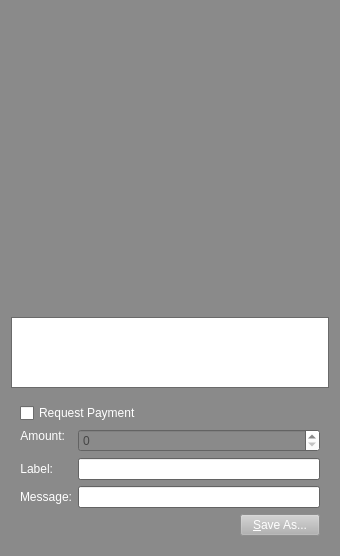
Qt form src/qt/forms/qrcodedialog.ui (Sterlingcoin/Sterlingcoin-1.5.1.1-Lite-Edition-Linux-Source) before a commit.
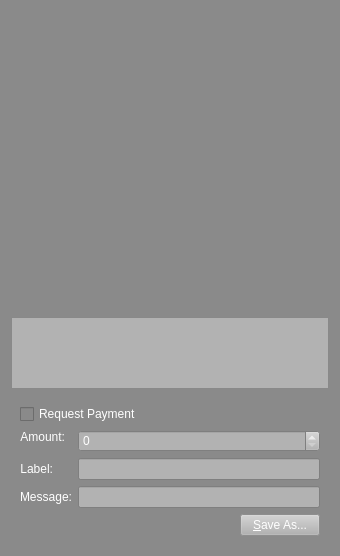
The same form after that commit. Custom widgets are drawn as their Qt base class.

What changed in the file:
```diff
--- a/src/qt/forms/qrcodedialog.ui
+++ b/src/qt/forms/qrcodedialog.ui
@@ -474,27 +474,54 @@
         <colorrole role="WindowText">
          <brush brushstyle="SolidPattern">
           <color alpha="255">
-           <red>90</red>
-           <green>104</green>
-           <blue>118</blue>
+           <red>64</red>
+           <green>0</green>
+           <blue>255</blue>
+          </color>
+         </brush>
+        </colorrole>
+        <colorrole role="Button">
+         <brush brushstyle="SolidPattern">
+          <color alpha="255">
+           <red>178</red>
+           <green>178</green>
+           <blue>178</blue>
           </color>
          </brush>
         </colorrole>
         <colorrole role="Text">
          <brush brushstyle="SolidPattern">
           <color alpha="255">
-           <red>90</red>
-           <green>104</green>
-           <blue>118</blue>
+           <red>64</red>
+           <green>0</green>
+           <blue>255</blue>
           </color>
          </brush>
         </colorrole>
         <colorrole role="ButtonText">
          <brush brushstyle="SolidPattern">
           <color alpha="255">
-           <red>90</red>
-           <green>104</green>
-           <blue>118</blue>
+           <red>64</red>
+           <green>0</green>
+           <blue>255</blue>
+          </color>
+         </brush>
+        </colorrole>
+        <colorrole role="Base">
+         <brush brushstyle="SolidPattern">
+          <color alpha="255">
+           <red>178</red>
+           <green>178</green>
+           <blue>178</blue>
+          </color>
+         </brush>
+        </colorrole>
+        <colorrole role="Window">
+         <brush brushstyle="SolidPattern">
+          <color alpha="255">
+           <red>178</red>
+           <green>178</green>
+           <blue>178</blue>
           </color>
          </brush>
         </colorrole>
@@ -512,27 +539,54 @@
         <colorrole role="WindowText">
          <brush brushstyle="SolidPattern">
           <color alpha="255">
-           <red>90</red>
-           <green>104</green>
-           <blue>118</blue>
+           <red>64</red>
+           <green>0</green>
+           <blue>255</blue>
+          </color>
+         </brush>
+        </colorrole>
+        <colorrole role="Button">
+         <brush brushstyle="SolidPattern">
+          <color alpha="255">
+           <red>178</red>
+           <green>178</green>
+           <blue>178</blue>
           </color>
          </brush>
         </colorrole>
         <colorrole role="Text">
          <brush brushstyle="SolidPattern">
           <color alpha="255">
-           <red>90</red>
-           <green>104</green>
-           <blue>118</blue>
+           <red>64</red>
+           <green>0</green>
+           <blue>255</blue>
           </color>
          </brush>
         </colorrole>
         <colorrole role="ButtonText">
          <brush brushstyle="SolidPattern">
           <color alpha="255">
-           <red>90</red>
-           <green>104</green>
-           <blue>118</blue>
+           <red>64</red>
+           <green>0</green>
+           <blue>255</blue>
+          </color>
+         </brush>
+        </colorrole>
+        <colorrole role="Base">
+         <brush brushstyle="SolidPattern">
+          <color alpha="255">
+           <red>178</red>
+           <green>178</green>
+           <blue>178</blue>
+          </color>
+         </brush>
+        </colorrole>
+        <colorrole role="Window">
+         <brush brushstyle="SolidPattern">
+          <color alpha="255">
+           <red>178</red>
+           <green>178</green>
+           <blue>178</blue>
           </color>
          </brush>
         </colorrole>
@@ -550,27 +604,54 @@
         <colorrole role="WindowText">
          <brush brushstyle="SolidPattern">
           <color alpha="255">
-           <red>69</red>
-           <green>69</green>
-           <blue>69</blue>
+           <red>64</red>
+           <green>0</green>
+           <blue>255</blue>
+          </color>
+         </brush>
+        </colorrole>
+        <colorrole role="Button">
+         <brush brushstyle="SolidPattern">
+          <color alpha="255">
+           <red>178</red>
+           <green>178</green>
+           <blue>178</blue>
           </color>
          </brush>
         </colorrole>
         <colorrole role="Text">
          <brush brushstyle="SolidPattern">
           <color alpha="255">
-           <red>69</red>
-           <green>69</green>
-           <blue>69</blue>
+           <red>64</red>
+           <green>0</green>
+           <blue>255</blue>
           </color>
          </brush>
         </colorrole>
         <colorrole role="ButtonText">
          <brush brushstyle="SolidPattern">
           <color alpha="255">
-           <red>69</red>
-           <green>69</green>
-           <blue>69</blue>
+           <red>64</red>
+           <green>0</green>
+           <blue>255</blue>
+          </color>
+         </brush>
+        </colorrole>
+        <colorrole role="Base">
+         <brush brushstyle="SolidPattern">
+          <color alpha="255">
+           <red>178</red>
+           <green>178</green>
+           <blue>178</blue>
+          </color>
+         </brush>
+        </colorrole>
+        <colorrole role="Window">
+         <brush brushstyle="SolidPattern">
+          <color alpha="255">
+           <red>178</red>
+           <green>178</green>
+           <blue>178</blue>
           </color>
          </brush>
         </colorrole>
@@ -586,6 +667,10 @@
        </disabled>
       </palette>
      </property>
+     <property name="styleSheet">
+      <string notr="true">background-color: rgb(178,178,178);
+color: rgb(255,255,255);</string>
+     </property>
      <property name="tabChangesFocus">
       <bool>true</bool>
      </property>
@@ -608,8 +693,8 @@
            <colorrole role="WindowText">
             <brush brushstyle="SolidPattern">
              <color alpha="255">
-              <red>255</red>
-              <green>255</green>
+              <red>64</red>
+              <green>0</green>
               <blue>255</blue>
              </color>
             </brush>
@@ -626,9 +711,9 @@
            <colorrole role="Text">
             <brush brushstyle="SolidPattern">
              <color alpha="255">
-              <red>0</red>
+              <red>64</red>
               <green>0</green>
-              <blue>0</blue>
+              <blue>255</blue>
              </color>
             </brush>
            </colorrole>
@@ -644,12 +729,30 @@
            <colorrole role="ButtonText">
             <brush brushstyle="SolidPattern">
              <color alpha="255">
-              <red>255</red>
-              <green>255</green>
+              <red>64</red>
+              <green>0</green>
               <blue>255</blue>
              </color>
             </brush>
            </colorrole>
+           <colorrole role="Base">
+            <brush brushstyle="SolidPattern">
+             <color alpha="255">
+              <red>138</red>
+              <green>138</green>
+              <blue>138</blue>
+             </color>
+            </brush>
+           </colorrole>
+           <colorrole role="Window">
+            <brush brushstyle="SolidPattern">
+             <color alpha="255">
+              <red>138</red>
+              <green>138</green>
+              <blue>138</blue>
+             </color>
+            </brush>
+           </colorrole>
            <colorrole role="HighlightedText">
             <brush brushstyle="SolidPattern">
              <color alpha="255">
@@ -673,8 +776,8 @@
            <colorrole role="WindowText">
             <brush brushstyle="SolidPattern">
              <color alpha="255">
-              <red>255</red>
-              <green>255</green>
+              <red>64</red>
+              <green>0</green>
               <blue>255</blue>
              </color>
             </brush>
@@ -691,9 +794,9 @@
            <colorrole role="Text">
             <brush brushstyle="SolidPattern">
              <color alpha="255">
-              <red>0</red>
+              <red>64</red>
               <green>0</green>
-              <blue>0</blue>
+              <blue>255</blue>
              </color>
             </brush>
            </colorrole>
@@ -709,12 +812,30 @@
            <colorrole role="ButtonText">
             <brush brushstyle="SolidPattern">
              <color alpha="255">
-              <red>255</red>
-              <green>255</green>
+              <red>64</red>
+              <green>0</green>
               <blue>255</blue>
              </color>
             </brush>
            </colorrole>
+           <colorrole role="Base">
+            <brush brushstyle="SolidPattern">
+             <color alpha="255">
+              <red>138</red>
+              <green>138</green>
+              <blue>138</blue>
+             </color>
+            </brush>
+           </colorrole>
+           <colorrole role="Window">
+            <brush brushstyle="SolidPattern">
+             <color alpha="255">
+              <red>138</red>
+              <green>138</green>
+              <blue>138</blue>
+             </color>
+            </brush>
+           </colorrole>
            <colorrole role="HighlightedText">
             <brush brushstyle="SolidPattern">
              <color alpha="255">
@@ -738,8 +859,8 @@
            <colorrole role="WindowText">
             <brush brushstyle="SolidPattern">
              <color alpha="255">
-              <red>255</red>
-              <green>255</green>
+              <red>64</red>
+              <green>0</green>
               <blue>255</blue>
              </color>
             </brush>
@@ -756,9 +877,9 @@
            <colorrole role="Text">
             <brush brushstyle="SolidPattern">
              <color alpha="255">
-              <red>0</red>
+              <red>64</red>
               <green>0</green>
-              <blue>0</blue>
+              <blue>255</blue>
              </color>
             </brush>
            </colorrole>
@@ -774,12 +895,30 @@
            <colorrole role="ButtonText">
             <brush brushstyle="SolidPattern">
              <color alpha="255">
-              <red>255</red>
-              <green>255</green>
+              <red>64</red>
+              <green>0</green>
               <blue>255</blue>
              </color>
             </brush>
            </colorrole>
+           <colorrole role="Base">
+            <brush brushstyle="SolidPattern">
+             <color alpha="255">
+              <red>138</red>
+              <green>138</green>
+              <blue>138</blue>
+             </color>
+            </brush>
+           </colorrole>
+           <colorrole role="Window">
+            <brush brushstyle="SolidPattern">
+             <color alpha="255">
+              <red>138</red>
+              <green>138</green>
+              <blue>138</blue>
+             </color>
+            </brush>
+           </colorrole>
            <colorrole role="HighlightedText">
             <brush brushstyle="SolidPattern">
              <color alpha="255">
@@ -802,7 +941,11 @@
          </palette>
         </property>
         <property name="autoFillBackground">
-         <bool>true</bool>
+         <bool>false</bool>
+        </property>
+        <property name="styleSheet">
+         <string notr="true">background-color: rgb(138,138,138);
+color: rgb(255,255,255);</string>
         </property>
         <property name="text">
          <string>Request Payment</string>
@@ -838,21 +981,57 @@
           <property name="palette">
            <palette>
             <active>
+             <colorrole role="WindowText">
+              <brush brushstyle="SolidPattern">
+               <color alpha="255">
+                <red>64</red>
+                <green>0</green>
+                <blue>255</blue>
+               </color>
+              </brush>
+             </colorrole>
+             <colorrole role="Button">
+              <brush brushstyle="SolidPattern">
+               <color alpha="255">
+                <red>178</red>
+                <green>178</green>
+                <blue>178</blue>
+               </color>
+              </brush>
+             </colorrole>
              <colorrole role="Text">
               <brush brushstyle="SolidPattern">
                <color alpha="255">
-                <red>90</red>
-                <green>104</green>
-                <blue>118</blue>
+                <red>64</red>
+                <green>0</green>
+                <blue>255</blue>
                </color>
               </brush>
              </colorrole>
              <colorrole role="ButtonText">
               <brush brushstyle="SolidPattern">
                <color alpha="255">
-                <red>90</red>
-                <green>104</green>
-                <blue>118</blue>
+                <red>64</red>
+                <green>0</green>
+                <blue>255</blue>
+               </color>
+              </brush>
+             </colorrole>
+             <colorrole role="Base">
+              <brush brushstyle="SolidPattern">
+               <color alpha="255">
+                <red>178</red>
+                <green>178</green>
+                <blue>178</blue>
+               </color>
+              </brush>
+             </colorrole>
+             <colorrole role="Window">
+              <brush brushstyle="SolidPattern">
+               <color alpha="255">
+                <red>178</red>
+                <green>178</green>
+                <blue>178</blue>
                </color>
               </brush>
              </colorrole>
@@ -867,21 +1046,57 @@
              </colorrole>
             </active>
             <inactive>
+             <colorrole role="WindowText">
+              <brush brushstyle="SolidPattern">
+               <color alpha="255">
+                <red>64</red>
+                <green>0</green>
+                <blue>255</blue>
+               </color>
+              </brush>
+             </colorrole>
+             <colorrole role="Button">
+              <brush brushstyle="SolidPattern">
+               <color alpha="255">
+                <red>178</red>
+                <green>178</green>
+                <blue>178</blue>
+               </color>
+              </brush>
+             </colorrole>
              <colorrole role="Text">
               <brush brushstyle="SolidPattern">
                <color alpha="255">
-                <red>90</red>
-                <green>104</green>
-                <blue>118</blue>
+                <red>64</red>
+                <green>0</green>
+                <blue>255</blue>
                </color>
               </brush>
              </colorrole>
              <colorrole role="ButtonText">
               <brush brushstyle="SolidPattern">
                <color alpha="255">
-                <red>90</red>
-                <green>104</green>
-                <blue>118</blue>
+                <red>64</red>
+                <green>0</green>
+                <blue>255</blue>
+               </color>
+              </brush>
+             </colorrole>
+             <colorrole role="Base">
+              <brush brushstyle="SolidPattern">
+               <color alpha="255">
+                <red>178</red>
+                <green>178</green>
+                <blue>178</blue>
+               </color>
+              </brush>
+             </colorrole>
+             <colorrole role="Window">
+              <brush brushstyle="SolidPattern">
+               <color alpha="255">
+                <red>178</red>
+                <green>178</green>
+                <blue>178</blue>
                </color>
               </brush>
              </colorrole>
@@ -896,21 +1111,57 @@
              </colorrole>
             </inactive>
             <disabled>
+             <colorrole role="WindowText">
+              <brush brushstyle="SolidPattern">
+               <color alpha="255">
+                <red>64</red>
+                <green>0</green>
+                <blue>255</blue>
+               </color>
+              </brush>
+             </colorrole>
+             <colorrole role="Button">
+              <brush brushstyle="SolidPattern">
+               <color alpha="255">
+                <red>178</red>
+                <green>178</green>
+                <blue>178</blue>
+               </color>
+              </brush>
+             </colorrole>
              <colorrole role="Text">
               <brush brushstyle="SolidPattern">
                <color alpha="255">
-                <red>69</red>
-                <green>69</green>
-                <blue>69</blue>
+                <red>64</red>
+                <green>0</green>
+                <blue>255</blue>
                </color>
               </brush>
              </colorrole>
              <colorrole role="ButtonText">
               <brush brushstyle="SolidPattern">
                <color alpha="255">
-                <red>69</red>
-                <green>69</green>
-                <blue>69</blue>
+                <red>64</red>
+                <green>0</green>
+                <blue>255</blue>
+               </color>
+              </brush>
+             </colorrole>
+             <colorrole role="Base">
+              <brush brushstyle="SolidPattern">
+               <color alpha="255">
+                <red>178</red>
+                <green>178</green>
+                <blue>178</blue>
+               </color>
+              </brush>
+             </colorrole>
+             <colorrole role="Window">
+              <brush brushstyle="SolidPattern">
+               <color alpha="255">
+                <red>178</red>
+                <green>178</green>
+                <blue>178</blue>
                </color>
               </brush>
              </colorrole>
@@ -926,6 +1177,10 @@
             </disabled>
            </palette>
           </property>
+          <property name="styleSheet">
+           <string notr="true">background-color: rgb(178,178,178);
+color: rgb(255,255,255);</string>
+          </property>
          </widget>
         </item>
         <item row="2" column="0">
@@ -952,21 +1207,57 @@
           <property name="palette">
            <palette>
             <active>
+             <colorrole role="WindowText">
+              <brush brushstyle="SolidPattern">
+               <color alpha="255">
+                <red>64</red>
+                <green>0</green>
+                <blue>255</blue>
+               </color>
+              </brush>
+             </colorrole>
+             <colorrole role="Button">
+              <brush brushstyle="SolidPattern">
+               <color alpha="255">
+                <red>178</red>
+                <green>178</green>
+                <blue>178</blue>
+               </color>
+              </brush>
+             </colorrole>
              <colorrole role="Text">
               <brush brushstyle="SolidPattern">
                <color alpha="255">
-                <red>90</red>
-                <green>104</green>
-                <blue>118</blue>
+                <red>64</red>
+                <green>0</green>
+                <blue>255</blue>
                </color>
               </brush>
              </colorrole>
              <colorrole role="ButtonText">
               <brush brushstyle="SolidPattern">
                <color alpha="255">
-                <red>90</red>
-                <green>104</green>
-                <blue>118</blue>
+                <red>64</red>
+                <green>0</green>
+                <blue>255</blue>
+               </color>
+              </brush>
+             </colorrole>
+             <colorrole role="Base">
+              <brush brushstyle="SolidPattern">
+               <color alpha="255">
+                <red>178</red>
+                <green>178</green>
+                <blue>178</blue>
+               </color>
+              </brush>
+             </colorrole>
+             <colorrole role="Window">
+              <brush brushstyle="SolidPattern">
+               <color alpha="255">
+                <red>178</red>
+                <green>178</green>
+                <blue>178</blue>
                </color>
               </brush>
              </colorrole>
@@ -981,21 +1272,57 @@
              </colorrole>
             </active>
             <inactive>
+             <colorrole role="WindowText">
+              <brush brushstyle="SolidPattern">
+               <color alpha="255">
+                <red>64</red>
+                <green>0</green>
+                <blue>255</blue>
+               </color>
+              </brush>
+             </colorrole>
+             <colorrole role="Button">
+              <brush brushstyle="SolidPattern">
+               <color alpha="255">
+                <red>178</red>
+                <green>178</green>
+                <blue>178</blue>
+               </color>
+              </brush>
+             </colorrole>
              <colorrole role="Text">
               <brush brushstyle="SolidPattern">
                <color alpha="255">
-                <red>90</red>
-                <green>104</green>
-                <blue>118</blue>
+                <red>64</red>
+                <green>0</green>
+                <blue>255</blue>
                </color>
               </brush>
              </colorrole>
              <colorrole role="ButtonText">
               <brush brushstyle="SolidPattern">
                <color alpha="255">
-                <red>90</red>
-                <green>104</green>
-                <blue>118</blue>
+                <red>64</red>
+                <green>0</green>
+                <blue>255</blue>
+               </color>
+              </brush>
+             </colorrole>
+             <colorrole role="Base">
+              <brush brushstyle="SolidPattern">
+               <color alpha="255">
+                <red>178</red>
+                <green>178</green>
+                <blue>178</blue>
+               </color>
+              </brush>
+             </colorrole>
+             <colorrole role="Window">
+              <brush brushstyle="SolidPattern">
+               <color alpha="255">
+                <red>178</red>
+                <green>178</green>
+                <blue>178</blue>
                </color>
               </brush>
              </colorrole>
@@ -1010,21 +1337,57 @@
              </colorrole>
             </inactive>
             <disabled>
+             <colorrole role="WindowText">
+              <brush brushstyle="SolidPattern">
+               <color alpha="255">
+                <red>64</red>
+                <green>0</green>
+                <blue>255</blue>
+               </color>
+              </brush>
+             </colorrole>
+             <colorrole role="Button">
+              <brush brushstyle="SolidPattern">
+               <color alpha="255">
+                <red>178</red>
+                <green>178</green>
+                <blue>178</blue>
+               </color>
+              </brush>
+             </colorrole>
              <colorrole role="Text">
               <brush brushstyle="SolidPattern">
                <color alpha="255">
-                <red>69</red>
-                <green>69</green>
-                <blue>69</blue>
+                <red>64</red>
+                <green>0</green>
+                <blue>255</blue>
                </color>
               </brush>
              </colorrole>
              <colorrole role="ButtonText">
               <brush brushstyle="SolidPattern">
                <color alpha="255">
-                <red>69</red>
-                <green>69</green>
-                <blue>69</blue>
+                <red>64</red>
+                <green>0</green>
+                <blue>255</blue>
+               </color>
+              </brush>
+             </colorrole>
+             <colorrole role="Base">
+              <brush brushstyle="SolidPattern">
+               <color alpha="255">
+                <red>178</red>
+                <green>178</green>
+                <blue>178</blue>
+               </color>
+              </brush>
+             </colorrole>
+             <colorrole role="Window">
+              <brush brushstyle="SolidPattern">
+               <color alpha="255">
+                <red>178</red>
+                <green>178</green>
+                <blue>178</blue>
                </color>
               </brush>
              </colorrole>
@@ -1040,6 +1403,10 @@
             </disabled>
            </palette>
           </property>
+          <property name="styleSheet">
+           <string notr="true">background-color: rgb(178,178,178);
+color: rgb(255,255,255);</string>
+          </property>
          </widget>
         </item>
         <item row="0" column="0">
@@ -1081,21 +1448,57 @@
           <property name="palette">
            <palette>
             <active>
+             <colorrole role="WindowText">
+              <brush brushstyle="SolidPattern">
+               <color alpha="255">
+                <red>64</red>
+                <green>0</green>
+                <blue>255</blue>
+               </color>
+              </brush>
+             </colorrole>
+             <colorrole role="Button">
+              <brush brushstyle="SolidPattern">
+               <color alpha="255">
+                <red>178</red>
+                <green>178</green>
+                <blue>178</blue>
+               </color>
+              </brush>
+             </colorrole>
              <colorrole role="Text">
               <brush brushstyle="SolidPattern">
                <color alpha="255">
-                <red>90</red>
-                <green>104</green>
-                <blue>118</blue>
+                <red>64</red>
+                <green>0</green>
+                <blue>255</blue>
                </color>
               </brush>
              </colorrole>
              <colorrole role="ButtonText">
               <brush brushstyle="SolidPattern">
                <color alpha="255">
-                <red>90</red>
-                <green>104</green>
-                <blue>118</blue>
+                <red>64</red>
+                <green>0</green>
+                <blue>255</blue>
+               </color>
+              </brush>
+             </colorrole>
+             <colorrole role="Base">
+              <brush brushstyle="SolidPattern">
+               <color alpha="255">
+                <red>178</red>
+                <green>178</green>
+                <blue>178</blue>
+               </color>
+              </brush>
+             </colorrole>
+             <colorrole role="Window">
+              <brush brushstyle="SolidPattern">
+               <color alpha="255">
+                <red>178</red>
+                <green>178</green>
+                <blue>178</blue>
                </color>
               </brush>
              </colorrole>
@@ -1110,21 +1513,57 @@
              </colorrole>
             </active>
             <inactive>
+             <colorrole role="WindowText">
+              <brush brushstyle="SolidPattern">
+               <color alpha="255">
+                <red>64</red>
+                <green>0</green>
+                <blue>255</blue>
+               </color>
+              </brush>
+             </colorrole>
+             <colorrole role="Button">
+              <brush brushstyle="SolidPattern">
+               <color alpha="255">
+                <red>178</red>
+                <green>178</green>
+                <blue>178</blue>
+               </color>
+              </brush>
+             </colorrole>
              <colorrole role="Text">
               <brush brushstyle="SolidPattern">
                <color alpha="255">
-                <red>90</red>
-                <green>104</green>
-                <blue>118</blue>
+                <red>64</red>
+                <green>0</green>
+                <blue>255</blue>
                </color>
               </brush>
              </colorrole>
              <colorrole role="ButtonText">
               <brush brushstyle="SolidPattern">
                <color alpha="255">
-                <red>90</red>
-                <green>104</green>
-                <blue>118</blue>
+                <red>64</red>
+                <green>0</green>
+                <blue>255</blue>
+               </color>
+              </brush>
+             </colorrole>
+             <colorrole role="Base">
+              <brush brushstyle="SolidPattern">
+               <color alpha="255">
+                <red>178</red>
+                <green>178</green>
+                <blue>178</blue>
+               </color>
+              </brush>
+             </colorrole>
+             <colorrole role="Window">
+              <brush brushstyle="SolidPattern">
+               <color alpha="255">
+                <red>178</red>
+                <green>178</green>
+                <blue>178</blue>
                </color>
               </brush>
              </colorrole>
@@ -1139,21 +1578,57 @@
              </colorrole>
             </inactive>
             <disabled>
+             <colorrole role="WindowText">
+              <brush brushstyle="SolidPattern">
+               <color alpha="255">
+                <red>64</red>
+                <green>0</green>
+                <blue>255</blue>
+               </color>
+              </brush>
+             </colorrole>
+             <colorrole role="Button">
+              <brush brushstyle="SolidPattern">
+               <color alpha="255">
+                <red>178</red>
+                <green>178</green>
+                <blue>178</blue>
+               </color>
+              </brush>
+             </colorrole>
              <colorrole role="Text">
               <brush brushstyle="SolidPattern">
                <color alpha="255">
-                <red>69</red>
-                <green>69</green>
-                <blue>69</blue>
+                <red>64</red>
+                <green>0</green>
+                <blue>255</blue>
                </color>
               </brush>
              </colorrole>
              <colorrole role="ButtonText">
               <brush brushstyle="SolidPattern">
                <color alpha="255">
-                <red>69</red>
-                <green>69</green>
-                <blue>69</blue>
+                <red>64</red>
+                <green>0</green>
+                <blue>255</blue>
+               </color>
+              </brush>
+             </colorrole>
+             <colorrole role="Base">
+              <brush brushstyle="SolidPattern">
+               <color alpha="255">
+                <red>178</red>
+                <green>178</green>
+                <blue>178</blue>
+               </color>
+              </brush>
+             </colorrole>
+             <colorrole role="Window">
+              <brush brushstyle="SolidPattern">
+               <color alpha="255">
+                <red>178</red>
+                <green>178</green>
+                <blue>178</blue>
                </color>
               </brush>
              </colorrole>
@@ -1169,6 +1644,10 @@
             </disabled>
            </palette>
           </property>
+          <property name="styleSheet">
+           <string notr="true">background-color: rgb(178,178,178);
+color: rgb(255,255,255);</string>
+          </property>
          </widget>
         </item>
        </layout>
```
Left out of the diff: 71 changed lines with no effect on the pictures.
